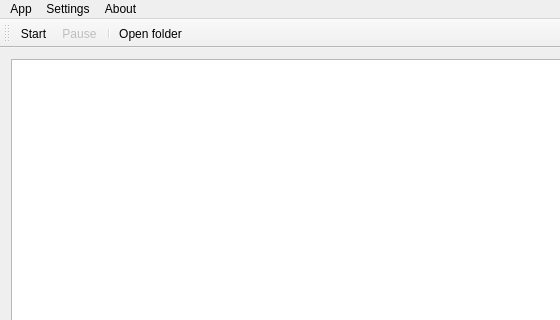
First picture: the form in mainwindow.ui, repository HenriPirinen/Media-Crawler, before the edit; both pictures show x 0 to 560 and y 0 to 320 of the 642 by 557 pixel window.
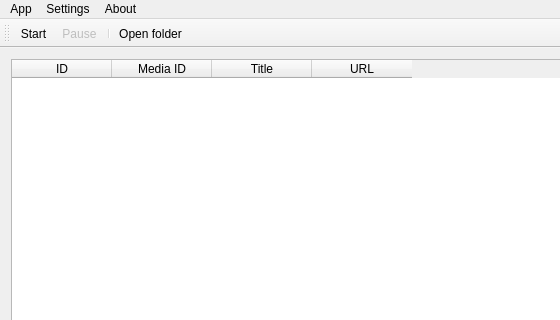
Second picture: the form after the edit. Icons and pictures are not drawn.

Commit message: Icons, infoTable

The edit to the form file:
```diff
--- a/mainwindow.ui
+++ b/mainwindow.ui
@@ -16,10 +16,33 @@
   <widget class="QWidget" name="centralWidget">
    <layout class="QVBoxLayout" name="verticalLayout">
     <item>
-     <widget class="QTextEdit" name="consoleOutput">
-      <property name="enabled">
-       <bool>true</bool>
+     <widget class="QTableWidget" name="infoTable">
+      <property name="rowCount">
+       <number>0</number>
       </property>
+      <property name="columnCount">
+       <number>4</number>
+      </property>
+      <column>
+       <property name="text">
+        <string>ID</string>
+       </property>
+      </column>
+      <column>
+       <property name="text">
+        <string>Media ID</string>
+       </property>
+      </column>
+      <column>
+       <property name="text">
+        <string>Title</string>
+       </property>
+      </column>
+      <column>
+       <property name="text">
+        <string>URL</string>
+       </property>
+      </column>
      </widget>
     </item>
     <item>
```
Left out of the diff: 15 changed lines with no effect on the pictures. The commit also changes 6 other files.
